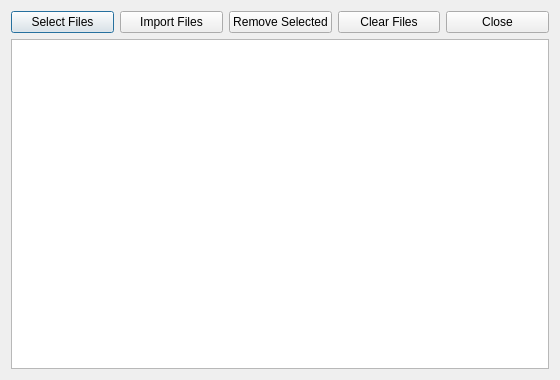
beveridges/mvc_calculator, file uis/loadMat.ui: the form before one commit.
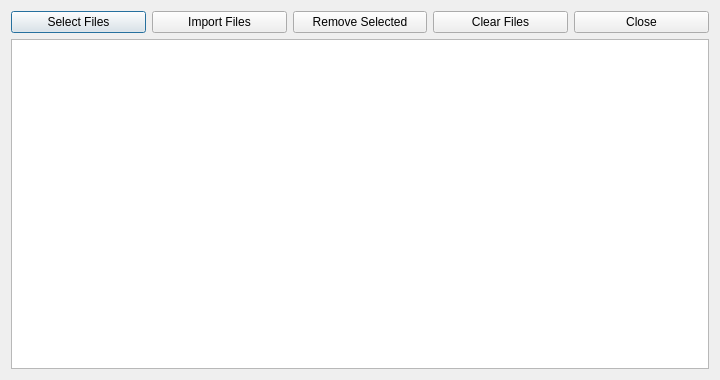
The form after the commit.

The edit to the form file:
```diff
--- a/uis/loadMat.ui
+++ b/uis/loadMat.ui
@@ -6,7 +6,7 @@
    <rect>
     <x>0</x>
     <y>0</y>
-    <width>560</width>
+    <width>720</width>
     <height>380</height>
    </rect>
   </property>
```
